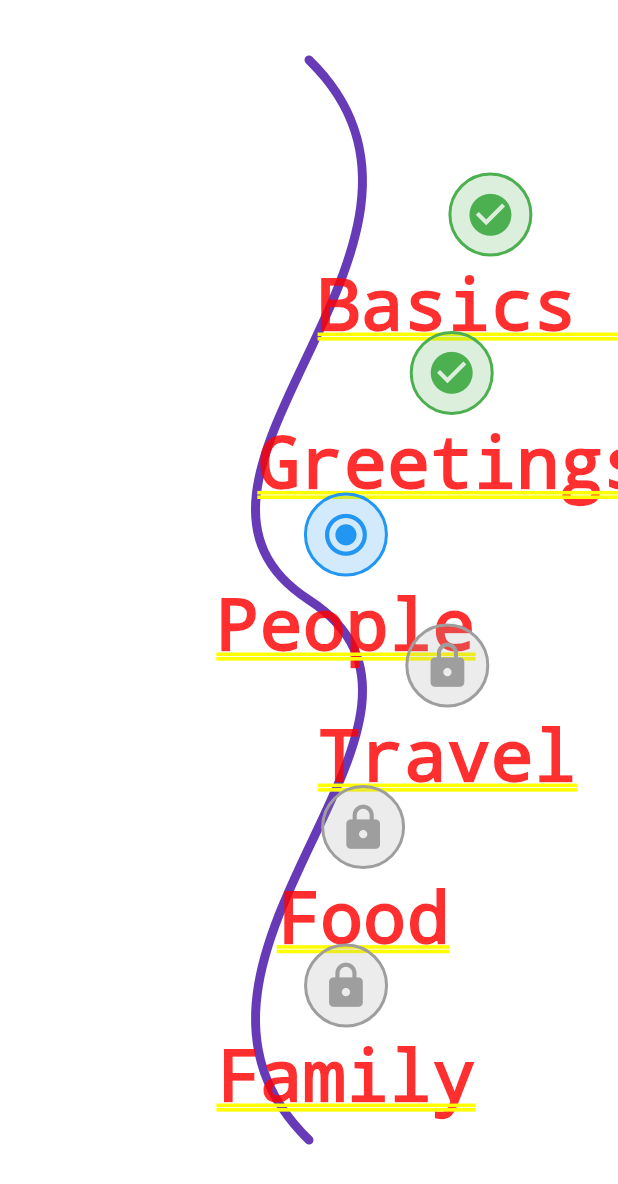
After one commit to lifeLessCoder/Mental-Buddy, a Flutter app: the screen it shows after launch, item 3 of the bottom bar chosen, on a phone screen of 412 x 824 dp. The commit adds this screen. Shown: the top 1184 px of the screen. Run offline on Flutter 3.47's test engine with Material 3 defaults, Android fonts, the phone set to English and light mode, and no system bars; our stand-ins replace flutter_colorpicker, hive, hive_flutter, image_picker, shared_preferences; accounts and stored records are empty.

Commit message:
Add JourneyPathView screen and navigation from HomeScreen

```diff
--- a/lib/screens/home_screen.dart
+++ b/lib/screens/home_screen.dart
@@ -8,6 +8,7 @@ import 'package:hive_flutter/hive_flutter.dart';
 import 'package:intl/intl.dart';
 import 'package:mental_buddy/models/habit.dart';
 import 'package:mental_buddy/widgets/drawer_menu.dart';
+import 'package:mental_buddy/screens/journey_path_view.dart';
 
 class HomeScreen extends StatefulWidget {
   const HomeScreen({
@@ -358,6 +359,17 @@ class _HomeScreenState extends State<HomeScreen> {
               },
             ),
             IconButton(icon: Icon(Icons.search), onPressed: () {}),
+            IconButton(
+              icon: Icon(Icons.route),
+              tooltip: 'Journey',
+              onPressed: () {
+                Navigator.of(context).push(
+                  MaterialPageRoute(
+                    builder: (context) => JourneyPathView(),
+                  ),
+                );
+              },
+            ),
           ],
         ),
       ),
--- /dev/null
+++ b/lib/screens/journey_path_view.dart
@@ -0,0 +1,151 @@
+import 'package:flutter/material.dart';
+import 'dart:ui';
+
+// 1. Data Model and Hardcoded List
+
+enum JourneyStatus { locked, unlocked, completed }
+
+class JourneyItem {
+  final int id;
+  final String title;
+  final JourneyStatus status;
+
+  JourneyItem({required this.id, required this.title, required this.status});
+}
+
+// Hardcoded journey items
+final List<JourneyItem> journeyItems = [
+  JourneyItem(id: 1, title: 'Basics 1', status: JourneyStatus.completed),
+  JourneyItem(id: 2, title: 'Greetings', status: JourneyStatus.completed),
+  JourneyItem(id: 3, title: 'People', status: JourneyStatus.unlocked),
+  JourneyItem(id: 4, title: 'Travel', status: JourneyStatus.locked),
+  JourneyItem(id: 5, title: 'Food', status: JourneyStatus.locked),
+  JourneyItem(id: 6, title: 'Family', status: JourneyStatus.locked),
+];
+
+// 2. The Overall Structure
+class JourneyPathView extends StatefulWidget {
+  const JourneyPathView({Key? key}) : super(key: key);
+
+  @override
+  State<JourneyPathView> createState() => _JourneyPathViewState();
+}
+
+class _JourneyPathViewState extends State<JourneyPathView> {
+  @override
+  Widget build(BuildContext context) {
+    return SingleChildScrollView(
+      child: SizedBox(
+        height: 800, // Adjust as needed
+        child: Stack(
+          children: [
+            // 3. Drawing the S-Shaped Path
+            CustomPaint(
+              size: Size(MediaQuery.of(context).size.width, 800),
+              painter: PathPainter(),
+            ),
+            // 4. Positioning Items on the Path
+            ..._buildJourneyItems(context),
+          ],
+        ),
+      ),
+    );
+  }
+
+  List<Widget> _buildJourneyItems(BuildContext context) {
+    final double itemSize = 56;
+    final path = PathPainter.createSPath(MediaQuery.of(context).size.width, 800);
+    final metrics = path.computeMetrics().first;
+    final List<Widget> widgets = [];
+    for (int i = 0; i < journeyItems.length; i++) {
+      final distance = metrics.length / (journeyItems.length + 1) * (i + 1);
+      final tangent = metrics.getTangentForOffset(distance);
+      if (tangent == null) continue;
+      final pos = tangent.position;
+      final item = journeyItems[i];
+      widgets.add(Positioned(
+        left: pos.dx - itemSize / 2,
+        top: pos.dy - itemSize / 2,
+        child: _buildJourneyItem(item, itemSize),
+      ));
+    }
+    return widgets;
+  }
+
+  Widget _buildJourneyItem(JourneyItem item, double size) {
+    Color color;
+    IconData icon;
+    switch (item.status) {
+      case JourneyStatus.completed:
+        color = Colors.green;
+        icon = Icons.check_circle;
+        break;
+      case JourneyStatus.unlocked:
+        color = Colors.blue;
+        icon = Icons.radio_button_checked;
+        break;
+      case JourneyStatus.locked:
+        color = Colors.grey;
+        icon = Icons.lock;
+        break;
+    }
+    return Column(
+      children: [
+        Material(
+          color: Colors.transparent,
+          child: InkWell(
+            onTap: item.status == JourneyStatus.locked ? null : () {},
+            borderRadius: BorderRadius.circular(size / 2),
+            child: Container(
+              width: size,
+              height: size,
+              decoration: BoxDecoration(
+                shape: BoxShape.circle,
+                color: color.withOpacity(0.2),
+                border: Border.all(color: color, width: 2),
+              ),
+              child: Icon(icon, color: color, size: size * 0.6),
+            ),
+          ),
+        ),
+        SizedBox(height: 4),
+        Text(item.title, style: TextStyle(fontWeight: FontWeight.bold)),
+      ],
+    );
+  }
+}
+
+// 3. PathPainter for S-shaped path
+class PathPainter extends CustomPainter {
+  static Path createSPath(double width, double height) {
+    final path = Path();
+    final double w = width;
+    final double h = height;
+    path.moveTo(w / 2, 40);
+    path.cubicTo(
+      w * 0.8, h * 0.2,
+      w * 0.2, h * 0.4,
+      w / 2, h * 0.5,
+    );
+    path.cubicTo(
+      w * 0.8, h * 0.6,
+      w * 0.2, h * 0.8,
+      w / 2, h - 40,
+    );
+    return path;
+  }
+
+  @override
+  void paint(Canvas canvas, Size size) {
+    final path = createSPath(size.width, size.height);
+    final paint = Paint()
+      ..color = Colors.deepPurple
+      ..style = PaintingStyle.stroke
+      ..strokeWidth = 6
+      ..strokeCap = StrokeCap.round;
+    canvas.drawPath(path, paint);
+  }
+
+  @override
+  bool shouldRepaint(covariant CustomPainter oldDelegate) => false;
+}
```
